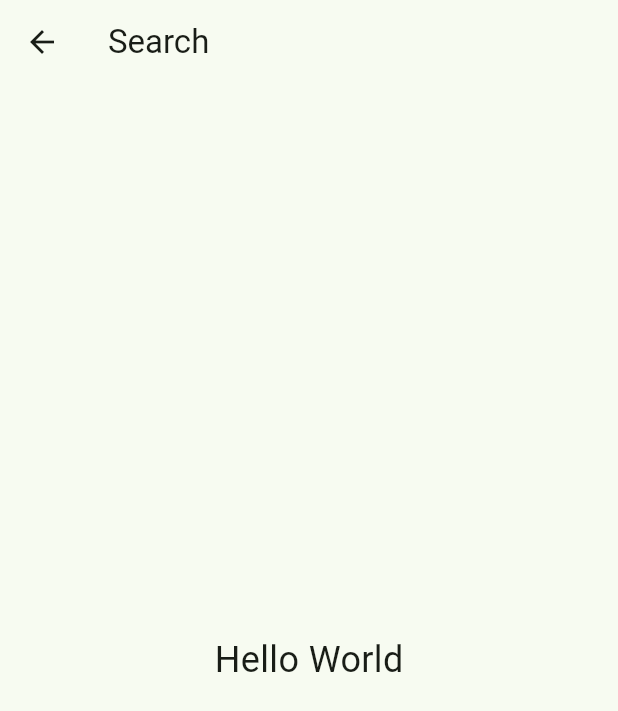
After one commit to Elia-Helou/flutter_project, a Flutter app: the SearchScreen screen opened by its route, on a phone screen of 412 x 824 dp. The commit adds this screen. Shown: the top 711 px of the screen. Run offline on Flutter 3.47's test engine with Material 3 defaults, Android fonts, the phone set to English and light mode, and no system bars; our stand-ins replace flutter_dotenv; missing offline and left inert: bcrypt, postgres.

Commit message:
Search Screen

```diff
--- a/lib/routes/app_routes.dart
+++ b/lib/routes/app_routes.dart
@@ -5,7 +5,7 @@ import 'package:project/screens/auth/login_screen.dart';
 import 'package:project/screens/auth/signup_screen.dart';
 import 'package:project/screens/home_screen.dart';
 import 'package:project/screens/profile_screen.dart';
-// import 'package:project/screens/search_screen.dart';
+import 'package:project/screens/search_screen.dart';
 // import 'package:project/screens/add_screen.dart';
 // import 'package:project/screens/favorites_screen.dart';
 
@@ -26,7 +26,7 @@ class AppRoutes {
     login: (context) => const LoginScreen(),
     signup: (context) => const SignupScreen(),
     home: (context) => const HomeScreen(),
-    // search: (context) => const SearchScreen(),
+    search: (context) => const SearchScreen(),
     // add: (context) => const AddScreen(),
     // favorites: (context) => const FavoritesScreen(),
     profile: (context) => const ProfileScreen(),
--- a/lib/screens/home_screen.dart
+++ b/lib/screens/home_screen.dart
@@ -30,9 +30,9 @@ class _HomeScreenState extends State<HomeScreen> {
       case 0:
         // Already on Home, do nothing
         break;
-      // case 1:
-      //   Navigator.pushNamed(context, '/search');
-      //   break;
+      case 1:
+        Navigator.pushNamed(context, '/search');
+        break;
       // case 2:
       //   Navigator.pushNamed(context, '/add');
       //   break;
--- /dev/null
+++ b/lib/screens/search_screen.dart
@@ -0,0 +1,20 @@
+import 'package:flutter/material.dart';
+
+class SearchScreen extends StatelessWidget {
+  const SearchScreen({Key? key}) : super(key: key);
+
+  @override
+  Widget build(BuildContext context) {
+    return Scaffold(
+      appBar: AppBar(
+        title: const Text('Search'),
+      ),
+      body: const Center(
+        child: Text(
+          'Hello World',
+          style: TextStyle(fontSize: 24),
+        ),
+      ),
+    );
+  }
+}
```
Also changed, not shown: 2 other files.
